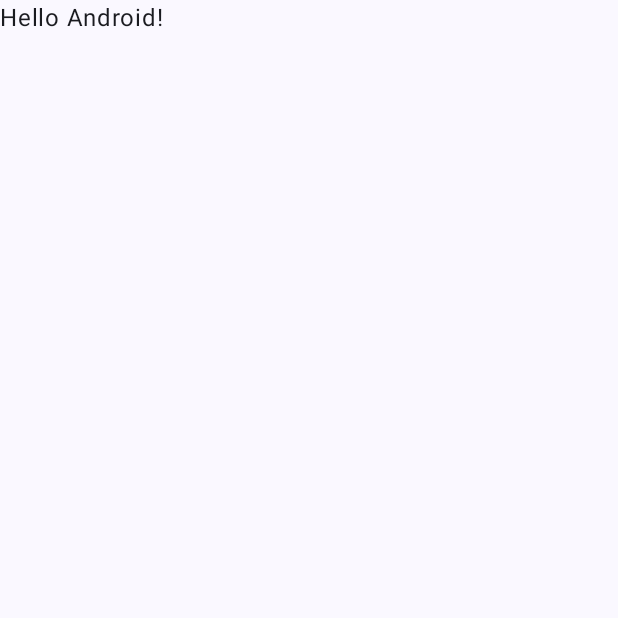
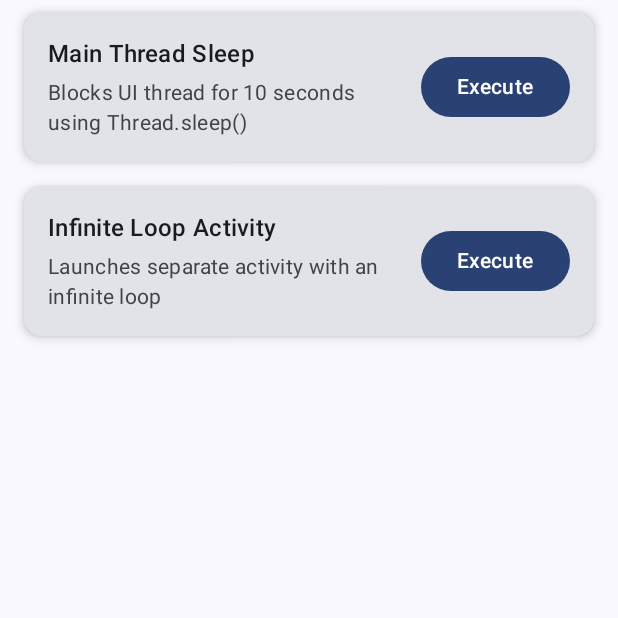
Before and after one commit to antarikshc/perf-simulations, an Android app built with Jetpack Compose: the screen it shows after launch (MainActivity), on a phone screen of 412 x 824 dp, the top half of it. Before the commit the part shown is almost empty. Run offline under Robolectric (Android 15) with nearby library versions, the phone set to English and light mode, and no system bars.

```diff
--- a/app/src/main/AndroidManifest.xml
+++ b/app/src/main/AndroidManifest.xml
@@ -23,6 +23,11 @@
                 <category android:name="android.intent.category.LAUNCHER" />
             </intent-filter>
         </activity>
+        <activity
+            android:name=".InfiniteLoopAnrActivity"
+            android:exported="false"
+            android:label="Infinite Loop ANR"
+            android:theme="@style/Theme.ANRSimulation" />
     </application>
 
 </manifest>
--- /dev/null
+++ b/app/src/main/java/dev/antariksh/anrsimulation/ANRSimulation.kt
@@ -0,0 +1,9 @@
+package dev.antariksh.anrsimulation
+
+data class ANRSimulation(
+    val id: String,
+    val name: String,
+    val description: String,
+    val type: ANRType,
+    val requiresConfirmation: Boolean = true
+)
--- /dev/null
+++ b/app/src/main/java/dev/antariksh/anrsimulation/ANRSimulations.kt
@@ -0,0 +1,22 @@
+package dev.antariksh.anrsimulation
+
+sealed class ANRSimulations {
+    companion object {
+        fun getAllSimulations(): List<ANRSimulation> = listOf(
+            ANRSimulation(
+                id = "main_thread_sleep",
+                name = "Main Thread Sleep",
+                description = "Blocks UI thread for 10 seconds using Thread.sleep()",
+                type = ANRType.DIRECT,
+                requiresConfirmation = true
+            ),
+            ANRSimulation(
+                id = "infinite_loop_activity",
+                name = "Infinite Loop Activity",
+                description = "Launches separate activity with an infinite loop",
+                type = ANRType.ACTIVITY,
+                requiresConfirmation = true
+            )
+        )
+    }
+}
--- /dev/null
+++ b/app/src/main/java/dev/antariksh/anrsimulation/ANRType.kt
@@ -0,0 +1,6 @@
+package dev.antariksh.anrsimulation
+
+enum class ANRType {
+    DIRECT,
+    ACTIVITY
+}
--- a/app/src/main/java/dev/antariksh/anrsimulation/MainActivity.kt
+++ b/app/src/main/java/dev/antariksh/anrsimulation/MainActivity.kt
@@ -1,16 +1,24 @@
 package dev.antariksh.anrsimulation
 
+import android.content.Intent
 import android.os.Bundle
 import androidx.activity.ComponentActivity
 import androidx.activity.compose.setContent
 import androidx.activity.enableEdgeToEdge
 import androidx.compose.foundation.layout.fillMaxSize
 import androidx.compose.foundation.layout.padding
+import androidx.compose.foundation.lazy.LazyColumn
+import androidx.compose.foundation.lazy.items
 import androidx.compose.material3.Scaffold
-import androidx.compose.material3.Text
 import androidx.compose.runtime.Composable
+import androidx.compose.runtime.getValue
+import androidx.compose.runtime.mutableStateOf
+import androidx.compose.runtime.remember
+import androidx.compose.runtime.setValue
 import androidx.compose.ui.Modifier
 import androidx.compose.ui.tooling.preview.Preview
+import dev.antariksh.anrsimulation.components.ANRSimulationItem
+import dev.antariksh.anrsimulation.components.ConfirmationDialog
 import dev.antariksh.anrsimulation.ui.theme.ANRSimulationTheme
 
 class MainActivity : ComponentActivity() {
@@ -20,10 +28,31 @@ class MainActivity : ComponentActivity() {
         setContent {
             ANRSimulationTheme {
                 Scaffold(modifier = Modifier.fillMaxSize()) { innerPadding ->
-                    Greeting(
-                        name = "Android",
+                    ANRSimulationScreen(
+                        onExecuteAnr = { simulation -> executeAnrSimulation(simulation) },
                         modifier = Modifier.padding(innerPadding)
                     )
+                }
+            }
+        }
+    }
+
+    private fun executeAnrSimulation(simulation: ANRSimulation) {
+        when (simulation.type) {
+            ANRType.DIRECT -> {
+                when (simulation.id) {
+                    "main_thread_sleep" -> {
+                        // Block the main thread for 10 seconds
+                        Thread.sleep(10000)
+                    }
+                }
+            }
+
+            ANRType.ACTIVITY -> {
+                when (simulation.id) {
+                    "infinite_loop_activity" -> {
+                        startActivity(Intent(this, InfiniteLoopAnrActivity::class.java))
+                    }
                 }
             }
         }
@@ -31,17 +60,56 @@ class MainActivity : ComponentActivity() {
 }
 
 @Composable
-fun Greeting(name: String, modifier: Modifier = Modifier) {
-    Text(
-        text = "Hello $name!",
+fun ANRSimulationScreen(
+    onExecuteAnr: (ANRSimulation) -> Unit,
+    modifier: Modifier = Modifier
+) {
+    var simulationToConfirm by remember { mutableStateOf<ANRSimulation?>(null) }
+
+    ANRSimulationList(
+        onExecuteAnr = { simulation ->
+            if (simulation.requiresConfirmation) {
+                simulationToConfirm = simulation
+            } else {
+                onExecuteAnr(simulation)
+            }
+        },
         modifier = modifier
     )
+
+    simulationToConfirm?.let { simulation ->
+        ConfirmationDialog(
+            simulation = simulation,
+            onConfirm = {
+                onExecuteAnr(simulation)
+                simulationToConfirm = null
+            },
+            onDismiss = {
+                simulationToConfirm = null
+            }
+        )
+    }
+}
+
+@Composable
+fun ANRSimulationList(
+    onExecuteAnr: (ANRSimulation) -> Unit,
+    modifier: Modifier = Modifier
+) {
+    LazyColumn(modifier = modifier.fillMaxSize()) {
+        items(ANRSimulations.getAllSimulations()) { simulation ->
+            ANRSimulationItem(
+                simulation = simulation,
+                onExecute = onExecuteAnr
+            )
+        }
+    }
 }
 
 @Preview(showBackground = true)
 @Composable
-fun GreetingPreview() {
+fun ANRSimulationScreenPreview() {
     ANRSimulationTheme {
-        Greeting("Android")
+        ANRSimulationScreen(onExecuteAnr = {})
     }
 }
--- /dev/null
+++ b/app/src/main/java/dev/antariksh/anrsimulation/components/ANRSimulationItem.kt
@@ -0,0 +1,61 @@
+package dev.antariksh.anrsimulation.components
+
+import androidx.compose.foundation.layout.Arrangement
+import androidx.compose.foundation.layout.Column
+import androidx.compose.foundation.layout.Row
+import androidx.compose.foundation.layout.fillMaxWidth
+import androidx.compose.foundation.layout.padding
+import androidx.compose.material3.Button
+import androidx.compose.material3.Card
+import androidx.compose.material3.CardDefaults
+import androidx.compose.material3.MaterialTheme
+import androidx.compose.material3.Text
+import androidx.compose.runtime.Composable
+import androidx.compose.ui.Alignment
+import androidx.compose.ui.Modifier
+import androidx.compose.ui.unit.dp
+import dev.antariksh.anrsimulation.ANRSimulation
+
+@Composable
+fun ANRSimulationItem(
+    simulation: ANRSimulation,
+    onExecute: (ANRSimulation) -> Unit,
+    modifier: Modifier = Modifier
+) {
+    Card(
+        modifier = modifier
+            .fillMaxWidth()
+            .padding(horizontal = 16.dp, vertical = 8.dp),
+        elevation = CardDefaults.cardElevation(defaultElevation = 4.dp)
+    ) {
+        Row(
+            modifier = Modifier
+                .fillMaxWidth()
+                .padding(16.dp),
+            horizontalArrangement = Arrangement.SpaceBetween,
+            verticalAlignment = Alignment.CenterVertically
+        ) {
+            Column(
+                modifier = Modifier.weight(1f)
+            ) {
+                Text(
+                    text = simulation.name,
+                    style = MaterialTheme.typography.titleMedium,
+                    modifier = Modifier.padding(bottom = 4.dp)
+                )
+                Text(
+                    text = simulation.description,
+                    style = MaterialTheme.typography.bodyMedium,
+                    color = MaterialTheme.colorScheme.onSurfaceVariant
+                )
+            }
+
+            Button(
+                onClick = { onExecute(simulation) },
+                modifier = Modifier.padding(start = 16.dp)
+            ) {
+                Text("Execute")
+            }
+        }
+    }
+}
```
Also changed, not shown: app/src/main/java/dev/antariksh/anrsimulation/InfiniteLoopAnrActivity.kt (added, +73 -0 lines), app/src/main/java/dev/antariksh/anrsimulation/components/ConfirmationDialog.kt (added, +34 -0 lines), 1 other file.
